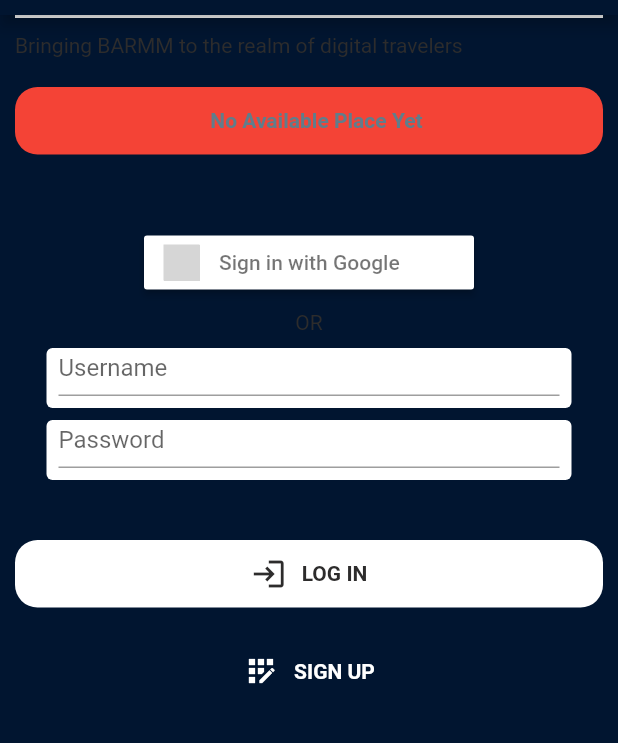
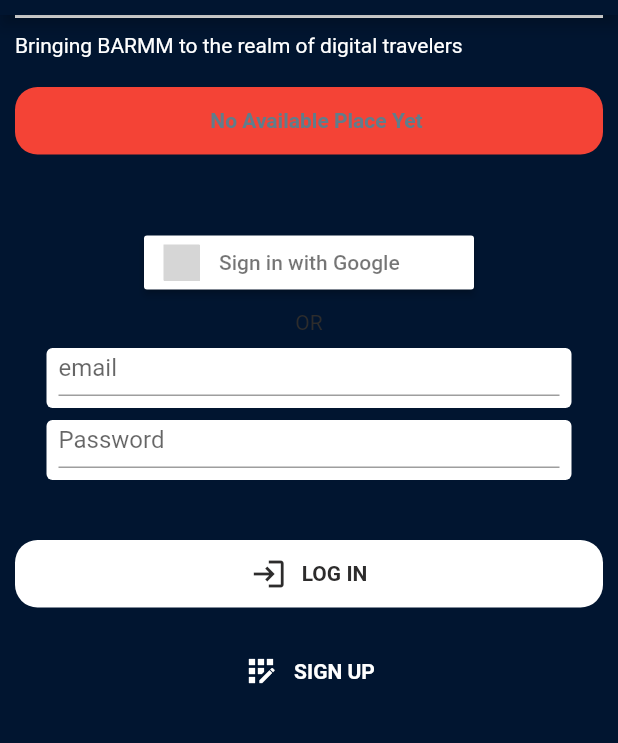
Before and after one commit to BARMM-TourisMA/public-tourism-prototype, a Flutter app: the LogInPage screen opened by its route, on a phone screen of 412 x 824 dp, the part 90-833 px from its top. Run offline on Flutter 3.47's test engine with Material 2 defaults, Android fonts, the phone set to English and light mode, and no system bars; our stand-ins replace carousel_slider, cloud_firestore, firebase_auth, firebase_core, firebase_storage, flutter_signin_button and 4 more; missing offline and left inert: image_picker_web; accounts and stored records are empty; Roboto replaces fonts that are missing (Raleway); grey boxes are pictures that could not be loaded.

Commit message:
fix sheries defect

```diff
--- a/lib/features/log_in/log_in_page.dart
+++ b/lib/features/log_in/log_in_page.dart
@@ -88,7 +88,9 @@ class _LogInPageState extends State<LogInPage> {
               alignment: Alignment.bottomLeft,
               child: Text(
                 'Bringing BARMM to the realm of digital travelers',
-                style: AppContants.defaultTextStyle,
+                style: AppContants.defaultTextStyle.copyWith(
+                  color: Colors.white
+                ),
               ),
             ),
             Expanded(
@@ -178,11 +180,11 @@ class _LogInPageState extends State<LogInPage> {
                         child: TextFormField(
                           controller: _emailCtrl,
                           decoration: const InputDecoration(
-                            hintText: 'Username',
+                            hintText: 'email',
                           ),
                           validator: (value) {
                             if (value == null || value.isEmpty) {
-                              return 'Username is required';
+                              return 'email is required';
                             }
                             return null;
                           },
```
